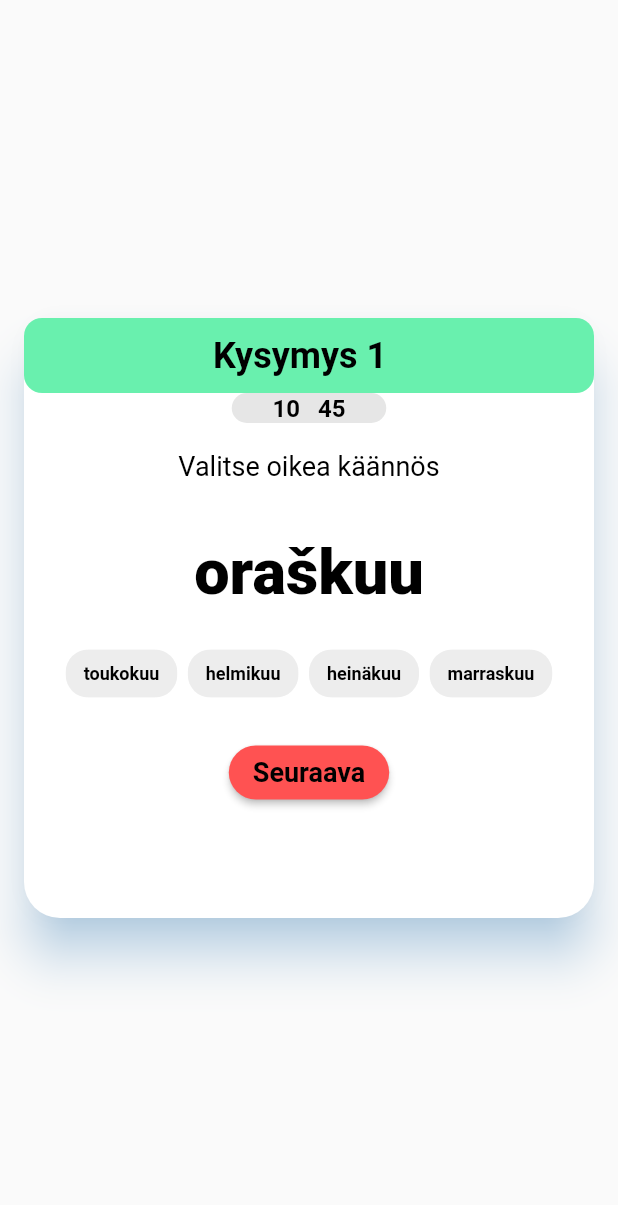
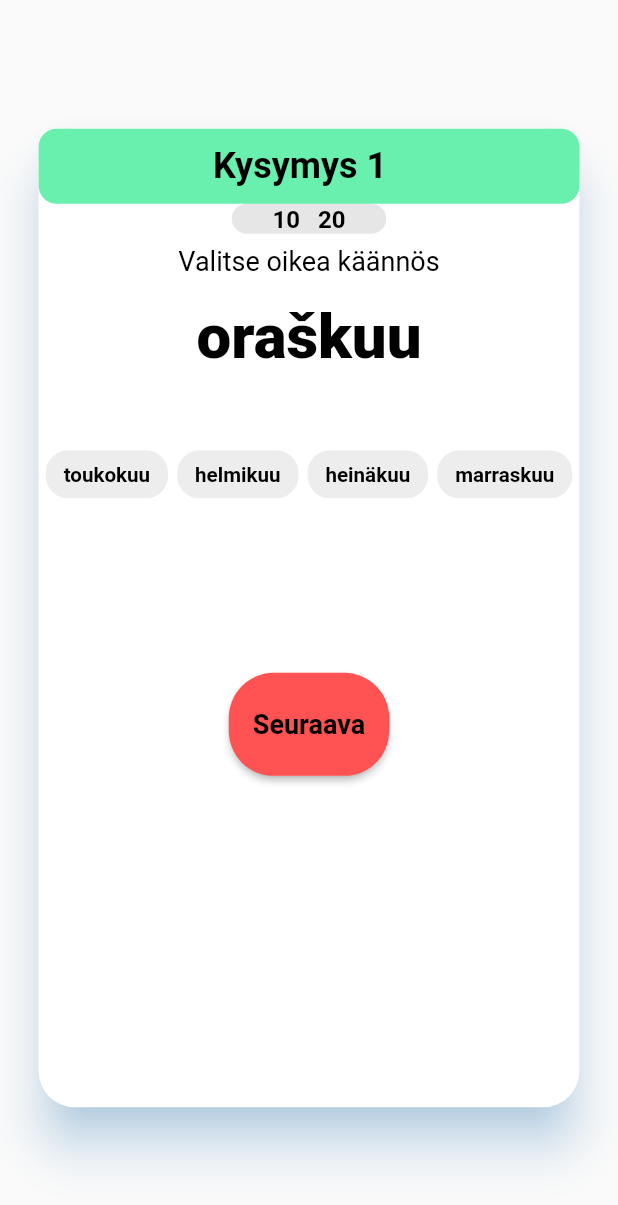
Before and after one commit to puertojose/viena_kalevala_game, a Flutter app: the CardGame screen opened directly, after a tap on "Seuraava", on a phone screen of 412 x 824 dp. Shown: the top 1205 px of the screen. Run offline on Flutter 3.47's test engine with Material 2 defaults, Android fonts, the phone set to English and light mode, and no system bars; our stand-ins replace audioplayers, csv, flutter_tts; missing offline and left inert: dart:js, universal_html.

Commit message:
feat(kalevala.dart): responsive improved for web

```diff
--- a/lib/cardgame.dart
+++ b/lib/cardgame.dart
@@ -4,6 +4,7 @@ import 'package:viena_kalevala_game/utils.dart';
 import 'package:csv/csv.dart';
 import 'dart:math';
 import 'package:quiver/async.dart';
+import 'package:flutter_tts/flutter_tts.dart';
 
 import 'package:viena_kalevala_game/audio_noweb.dart' // Stub implementation
 if (dart.library.html) 'package:viena_kalevala_game/audio_web.dart'; // dart:html implementation
@@ -17,17 +18,24 @@ class CardGame extends StatefulWidget {
   _CardGameState createState() => _CardGameState();
 }
 
+enum TtsState { playing, stopped }
+
 class _CardGameState extends State<CardGame> {
 
 
 //  html.AudioElement audio;
 
   List<List<dynamic>> questions;
-
+  FlutterTts flutterTts = FlutterTts();
+  var ttsState;
+  Future _speak(text) async{
+    var result = await flutterTts.speak(text);
+    if (result == 1) setState(() => ttsState = TtsState.playing);
+  }
   @override
   void initState() {
     _getThingsOnStartup().then((value){
-      startTimer();
+      startTimer(20,20);
       print('Async done');
     });
     super.initState();
@@ -40,6 +48,7 @@ class _CardGameState extends State<CardGame> {
       questions = csvTable;
       print(questions);
     });
+    await flutterTts.setLanguage("fi-FI");
   }
   Future<String> loadAsset(String path) async {
     return await rootBundle.loadString(path);
@@ -62,16 +71,17 @@ class _CardGameState extends State<CardGame> {
   var _current=45;
   var aux = 10;
 
-  void startTimer() {
+  void startTimer(time,current) {
+    _current = current;
     CountdownTimer countDownTimer = new CountdownTimer(
-      new Duration(seconds: _start),
+      new Duration(seconds: time),
       new Duration(seconds: 1),
     );
 
     var sub = countDownTimer.listen(null);
     sub.onData((duration) {
       setState(() {
-        _current = _start - duration.elapsed.inSeconds;
+        _current = time - duration.elapsed.inSeconds;
       });
     });
 
@@ -124,7 +134,7 @@ class _CardGameState extends State<CardGame> {
       return Padding(
         padding: const EdgeInsets.only(left: 0.0),
         child: Text(
-          "+20",
+          "+1",
           style: Utils.textStyle(45.0, color: Colors.green),
 
         ),
@@ -171,8 +181,8 @@ class _CardGameState extends State<CardGame> {
           borderRadius: BorderRadius.circular(24.0),
           shadowColor: Color(0x802196F3),
           child: Container(
-            width: 380,
-            height: 400,
+            width: MediaQuery.of(context).size.width - MediaQuery.of(context).size.width/8,
+            height: MediaQuery.of(context).size.height - MediaQuery.of(context).size.height/4.8,
             child: Column(
 
               children: <Widget>[
@@ -217,7 +227,7 @@ class _CardGameState extends State<CardGame> {
                   ),
                 ),
                 Padding(
-                  padding: const EdgeInsets.all(18.0),
+                  padding: const EdgeInsets.all(8.0),
                   child: Container(
                     child: Text(
                       'Valitse oikea käännös',
@@ -226,28 +236,32 @@ class _CardGameState extends State<CardGame> {
                   ),
                 ),
                 Padding(
-                  padding: const EdgeInsets.all(18.0),
+                  padding: const EdgeInsets.all(8.0),
                   child: Container(
+                    height: MediaQuery.of(context).size.height/10,
                     child: Text(
                       '$target',
                       style: TextStyle(
                           color: Colors.black,
-                          fontSize: 42.0,
+                          fontSize: MediaQuery.of(context).size.width/10 > 65 ? 65:MediaQuery.of(context).size.width/10,
                           fontWeight: FontWeight.w800),
                     ),
                   ),
                 ),
                 Container(
+                    alignment: AlignmentDirectional.topCenter,
+                    height: MediaQuery.of(context).size.height/6,
                     child: Wrap(
-                      spacing: 5.0,
-                      runSpacing: 5.0,
+                      spacing: 4.0,
+                      runSpacing: 4.0,
                       children: List.unmodifiable(() sync* {
                         yield* _buildChoiceList();
                       }()),
                     )),
                 Padding(
-                  padding: const EdgeInsets.only(top:17.0),
+                  padding: const EdgeInsets.only(top:20.0),
                   child: Container(
+                    height: MediaQuery.of(context).size.height/12,
                     child: RaisedButton(
                         color: _nextButtonColor,
                         child: Text(
@@ -259,18 +273,34 @@ class _CardGameState extends State<CardGame> {
                         ),
                         onPressed: () {
 
-                          if (this._correctAnswer == true) {
+                          if (this._correctAnswer == true && _current >0) {
                             playAudio('test.mp3');
+
                             _correctAnimation=true;
                             _nextButtonColor= Colors.greenAccent;
                             print('correct');
                             earnedCoin = true;
-                            coins = coins +20;
+                            coins = coins +1;
                             _loadNextQuestion();
-                          } else {
+                          } else if (_current >0){
                             _nextButtonColor= Colors.redAccent;
                             earnedCoin = false;
                             print('incorrect');
+                          } else if (this._correctAnswer == true && _current <=0){
+                            _correctAnimation=true;
+                            _nextButtonColor= Colors.greenAccent;
+                            print('correct');
+                            earnedCoin = true;
+                            coins = coins +1;
+                            _loadNextQuestion();
+                            _openCustomDialog(context, "Your time ran out :D ", "this time you made: " +coins.toString()+" points ");
+                            if(coins<20) startTimer(coins,coins);
+                            else startTimer(20,20);
+                          }
+                          else{
+                            _openCustomDialog(context, "Your time ran out :D ", "this time you made: " +coins.toString()+" points ");
+                            if(coins<20) startTimer(coins,coins);
+                            else startTimer(20,20);
                           }
                           setState(() {});
                         },
@@ -338,11 +368,12 @@ class _CardGameState extends State<CardGame> {
     List<Widget> choices = List();
     _choices.forEach((option,k){
       choices.add(Container(
+//        height: MediaQuery.of(context).size.height/18,
         padding: const EdgeInsets.all(1.0),
         child: ChoiceChip(
           label: Text(option),
           labelStyle: TextStyle(
-              color: Colors.black, fontSize: 12, fontWeight: FontWeight.bold),
+              color: Colors.black, fontSize: MediaQuery.of(context).size.width/30 > 30? 30:MediaQuery.of(context).size.width/30, fontWeight: FontWeight.bold),
           shape: RoundedRectangleBorder(
             borderRadius: BorderRadius.circular(15.0),
           ),
@@ -350,6 +381,7 @@ class _CardGameState extends State<CardGame> {
           selectedColor: Colors.greenAccent,
           selected: _selectedChoice == option,
           onSelected: (selected) {
+            _speak(option);
             setState(() {
               _selectedChoice = option;
               _correctAnswer=k;
@@ -462,3 +494,28 @@ class _CardGameState extends State<CardGame> {
 //      children: _buildChoiceList(),
 //    );
 //  }
+
+void _openCustomDialog(context, title, content) {
+  showGeneralDialog(barrierColor: Colors.black.withOpacity(0.5),
+      transitionBuilder: (context, a1, a2, widget) {
+        return Transform.scale(
+          scale: a1.value,
+          child: Opacity(
+            opacity: a1.value,
+            child: AlertDialog(
+              backgroundColor: Color.fromRGBO(255, 255, 255,60.0),
+              contentPadding: EdgeInsets.fromLTRB(MediaQuery.of(context).size.width/4, MediaQuery.of(context).size.height/4, MediaQuery.of(context).size.width/4, MediaQuery.of(context).size.height/4),
+              shape: OutlineInputBorder(
+                  borderRadius: BorderRadius.circular(15.0)),
+              title: Text(title),
+              content: Text(content),
+            ),
+          ),
+        );
+      },
+      transitionDuration: Duration(milliseconds: 200),
+      barrierDismissible: true,
+      barrierLabel: '',
+      context: context,
+      pageBuilder: (context, animation1, animation2) {});
+}
```
